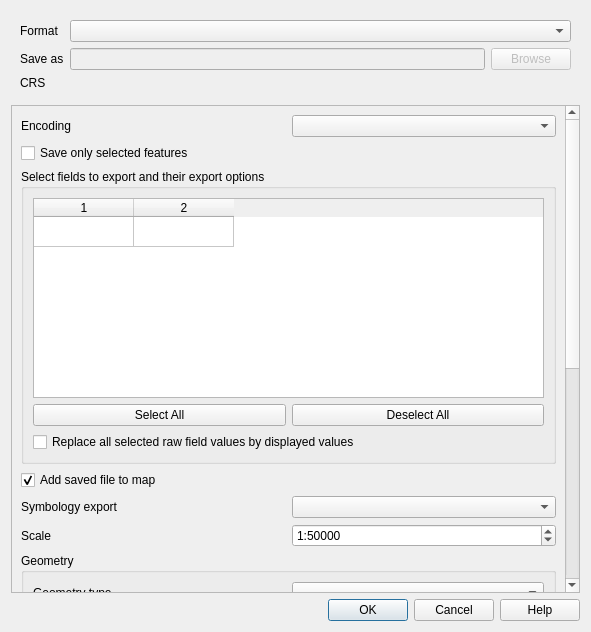
Old version of the form src/ui/qgsvectorlayersaveasdialogbase.ui in the repository qgis/QGIS.
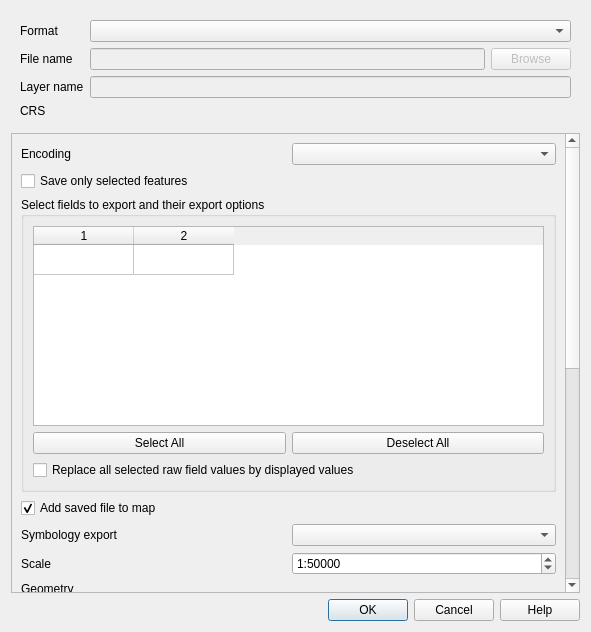
New version of the form. Custom widgets are drawn as their Qt base class.

Commit message: [FEATURE] Vector layer save as: offer file/layer overwriting, new layer creation, feature and field appending

```diff
--- a/src/ui/qgsvectorlayersaveasdialogbase.ui
+++ b/src/ui/qgsvectorlayersaveasdialogbase.ui
@@ -23,21 +23,21 @@
    <item>
     <widget class="QWidget" name="widget" native="true">
      <layout class="QGridLayout" name="gridLayout_4">
-      <item row="2" column="0">
+      <item row="3" column="0">
        <widget class="QLabel" name="label_3">
         <property name="text">
          <string>CRS</string>
         </property>
        </widget>
       </item>
-      <item row="1" column="1">
-       <widget class="QLineEdit" name="leFilename">
-        <property name="enabled">
-         <bool>false</bool>
-        </property>
-       </widget>
-      </item>
       <item row="1" column="2">
+       <widget class="QLineEdit" name="leFilename">
+        <property name="enabled">
+         <bool>false</bool>
+        </property>
+       </widget>
+      </item>
+      <item row="1" column="3">
        <widget class="QPushButton" name="browseFilename">
         <property name="enabled">
          <bool>false</bool>
@@ -57,26 +57,43 @@
         </property>
        </widget>
       </item>
-      <item row="0" column="1" colspan="2">
+      <item row="0" column="2" colspan="2">
        <widget class="QComboBox" name="mFormatComboBox"/>
       </item>
       <item row="1" column="0">
        <widget class="QLabel" name="label">
         <property name="text">
-         <string>Save as</string>
+         <string>File name</string>
         </property>
         <property name="buddy">
          <cstring>leFilename</cstring>
         </property>
        </widget>
       </item>
-      <item row="2" column="1" colspan="2">
+      <item row="3" column="2" colspan="2">
        <widget class="QgsProjectionSelectionWidget" name="mCrsSelector" native="true">
         <property name="focusPolicy">
          <enum>Qt::StrongFocus</enum>
         </property>
        </widget>
       </item>
+      <item row="2" column="0">
+       <widget class="QLabel" name="label_7">
+        <property name="text">
+         <string>Layer name</string>
+        </property>
+        <property name="buddy">
+         <cstring>leFilename</cstring>
+        </property>
+       </widget>
+      </item>
+      <item row="2" column="2" colspan="2">
+       <widget class="QLineEdit" name="leLayername">
+        <property name="enabled">
+         <bool>false</bool>
+        </property>
+       </widget>
+      </item>
      </layout>
     </widget>
    </item>
@@ -90,8 +107,8 @@
        <rect>
         <x>0</x>
         <y>0</y>
-        <width>550</width>
-        <height>953</height>
+        <width>557</width>
+        <height>922</height>
        </rect>
       </property>
       <layout class="QVBoxLayout" name="verticalLayout">
```
Left out of the diff: 1 changed line with no effect on the pictures. The commit also changes 7 other files.
